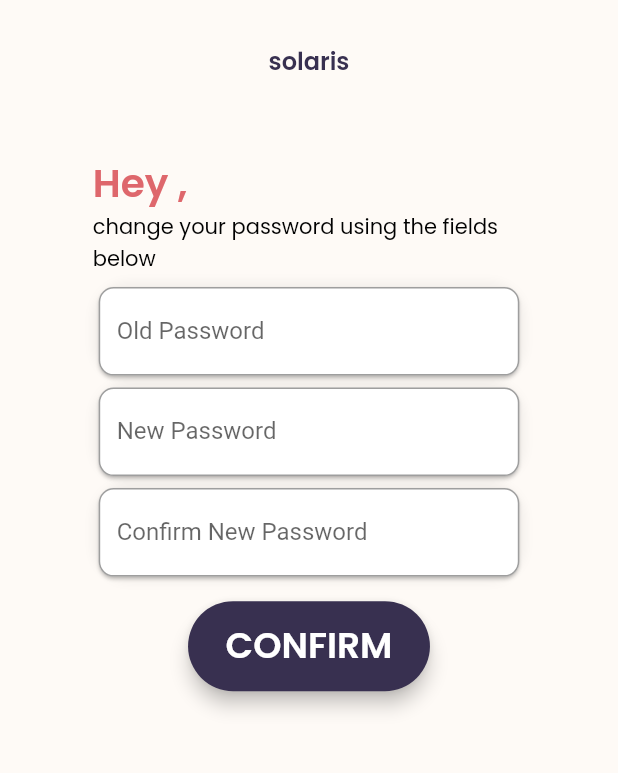
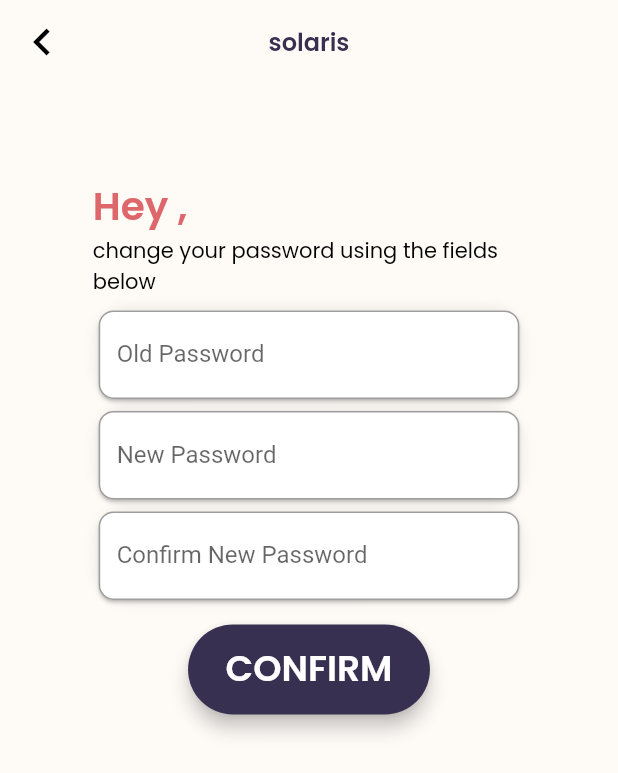
Before and after one commit to solaris-senior-design/solaris-mobile-app, a Flutter app: the ChangePasswordScreen screen opened directly with empty values, on a phone screen of 412 x 824 dp. Shown: the top 773 px of the screen. Run offline on Flutter 3.47's test engine with Material 2 defaults, Android fonts, the phone set to English and light mode, and no system bars; our stand-ins replace fl_chart, flutter_svg; project files that could hold a hidden picture were left out.

Commit message:
connected change password and added text validation

```diff
--- a/lib/screens/change_password_screen.dart
+++ b/lib/screens/change_password_screen.dart
@@ -34,6 +34,35 @@ class _ChangePasswordScreenState extends State<ChangePasswordScreen> {
   @override
   Widget build(BuildContext context) {
     return Scaffold(
+      appBar: AppBar(
+        backgroundColor: Colors.transparent,
+        elevation: 0,
+        leading: IconButton(
+          icon: const Icon(
+            Icons.chevron_left,
+            size: 36,
+          ),
+          splashRadius: 20,
+          onPressed: () {
+            Navigator.pop(context);
+          },
+        ),
+        centerTitle: true,
+        title: Padding(
+          padding: EdgeInsets.symmetric(
+            horizontal: MediaQuery.of(context).size.width * 0.03,
+            vertical: MediaQuery.of(context).size.height * 0.01,
+          ),
+          child: Column(
+            children: const [
+              Text(
+                'solaris',
+                style: kDashboardLogoTextStyle,
+              ),
+            ],
+          ),
+        ),
+      ),
       backgroundColor: kThemeOffWhiteColor,
       body: LayoutBuilder(
         builder: (context, constraints) => ListView(
@@ -44,20 +73,6 @@ class _ChangePasswordScreenState extends State<ChangePasswordScreen> {
               child: Column(
                 mainAxisAlignment: MainAxisAlignment.center,
                 children: [
-                  Padding(
-                    padding: EdgeInsets.symmetric(
-                      horizontal: MediaQuery.of(context).size.width * 0.03,
-                      vertical: MediaQuery.of(context).size.height * 0.01,
-                    ),
-                    child: Column(
-                      children: const [
-                        Text(
-                          'solaris',
-                          style: kDashboardLogoTextStyle,
-                        ),
-                      ],
-                    ),
-                  ),
                   Padding(
                     padding: EdgeInsets.only(
                       left: MediaQuery.of(context).size.width * 0.15,
@@ -107,6 +122,7 @@ class _ChangePasswordScreenState extends State<ChangePasswordScreen> {
                                 oldPassword: oldPassword,
                                 newPassword: newPassword,
                                 newPasswordConfirm: newPasswordConfirm,
+                                user: widget.user,
                               ),
                             ),
                           ],
```
Also changed, not shown: lib/models/network_helper.dart (+13 -0 lines), lib/screens/dashboard_screen.dart (+0 -8 lines), lib/widgets/confirm_change_password_button.dart (+63 -3 lines).
